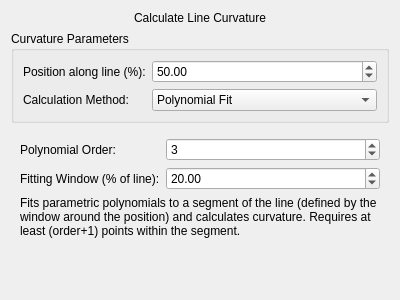
Above: src/WhiskerToolbox/DataTransform_Widget/Lines/LineCurvature_Widget/LineCurvature_Widget.ui from paulmthompson/WhiskerToolbox before the change. Below: the same form after it.
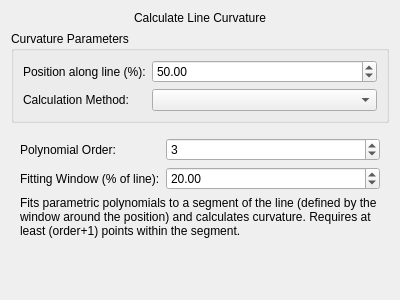
That is the form after the change.

Commit message: fix error in duplicate curvature method combo box. line angle should use interpolate points

Diff of the .ui file:
```diff
--- a/src/WhiskerToolbox/DataTransform_Widget/Lines/LineCurvature_Widget/LineCurvature_Widget.ui
+++ b/src/WhiskerToolbox/DataTransform_Widget/Lines/LineCurvature_Widget/LineCurvature_Widget.ui
@@ -65,11 +65,6 @@
       </item>
       <item row="1" column="1">
        <widget class="QComboBox" name="methodComboBox">
-        <item>
-         <property name="text">
-          <string>Polynomial Fit</string>
-         </property>
-        </item>
        </widget>
       </item>
      </layout>
```
The commit also changes 2 other files.
